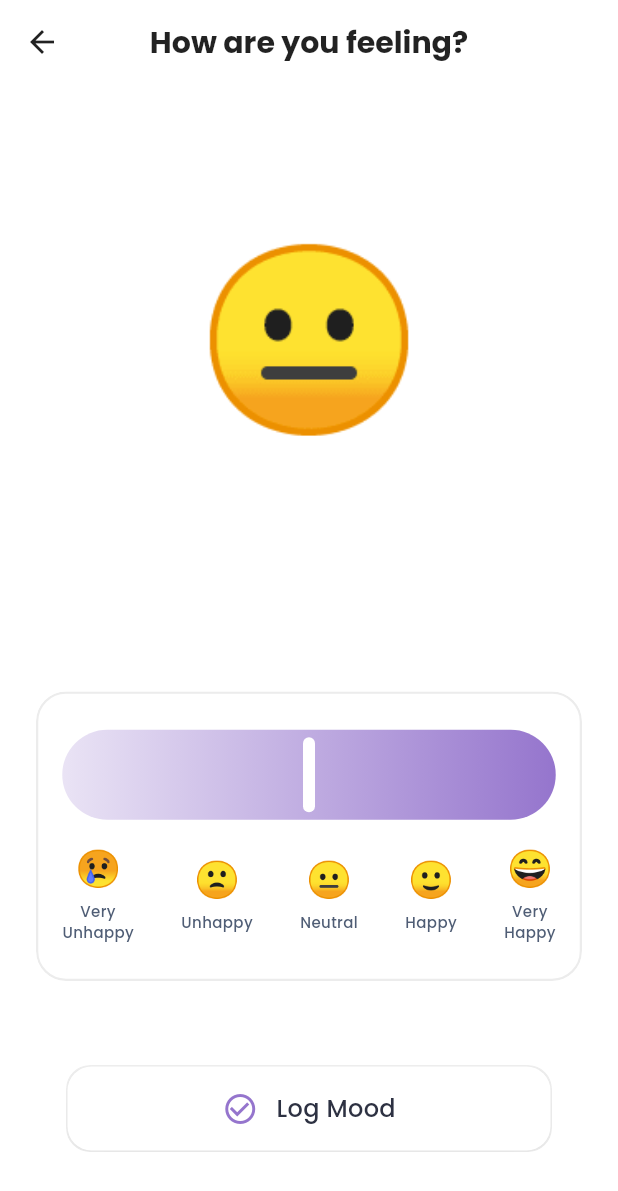
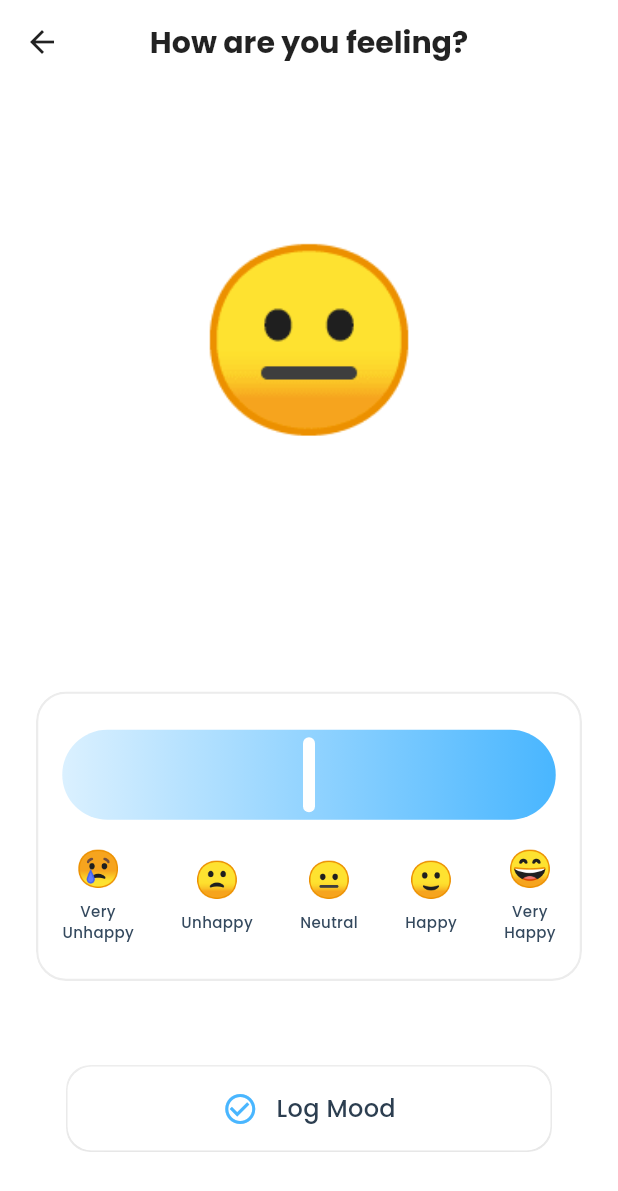
Before and after one commit to Leo-devv/clear-mind, a Flutter app: the screen it shows after launch, after a tap on "How are you feeling today?", on a phone screen of 412 x 824 dp. Shown: the top 1191 px of the screen. Run offline on Flutter 3.47's test engine with Material 3 defaults, Android fonts, the phone set to English and light mode, and no system bars; our stand-ins replace go_router, google_fonts, just_audio, modal_bottom_sheet, table_calendar; Roboto replaces fonts that are missing (Inter).

Commit message:
minimal UI/UX Enhancments

```diff
--- a/lib/styles/colors.dart
+++ b/lib/styles/colors.dart
@@ -7,27 +7,27 @@ class AppColors {
   static const Color bg300 = Color(0xFFD8E1EB);
 
   // Text colors
-  static const Color text100 = Color(0xFF2D3142);
-  static const Color text200 = Color(0xFF4F5D75);
-  static const Color text300 = Color(0xFF868E96);
+  static const Color text100 = Color(0xFF2C3E50);
+  static const Color text200 = Color(0xFF34495E);
+  static const Color text300 = Color(0xFF7F8C8D);
 
   // Primary colors
-  static const Color primary100 = Color(0xFF6A11CB);
-  static const Color primary200 = Color(0xFF5643CC);
-  static const Color primary300 = Color(0xFF4B3CCC);
+  static const Color primary100 = Color(0xFF3498DB);
+  static const Color primary200 = Color(0xFF2980B9);
+  static const Color primary300 = Color(0xFF1E6091);
 
-  // Accent colors (updated to pastel blue)
-  static const Color accent100 = Color(0xFF7E57C2);
-  static const Color accent200 = Color(0xFF9575CD);
-  static const Color accent300 = Color(0xFF66B9FF);
+  // Accent colors
+  static const Color accent100 = Color(0xFF61A3FE);
+  static const Color accent200 = Color.fromARGB(255, 73, 182, 255);
+  static const Color accent300 = Color(0xFF6448FE);
 
   // Semantic colors
-  static const Color success = Color(0xFF8CE99A);
-  static const Color warning = Color(0xFFFFD43B);
-  static const Color error = Color(0xFFFFA8A8);
+  static const Color success = Color(0xFF2ECC71);
+  static const Color warning = Color(0xFFF39C12);
+  static const Color error = Color(0xFFE74C3C);
 
   // Neutral shades
-  static const Color neutral100 = Color(0xFFDEE2E6);
-  static const Color neutral200 = Color(0xFFADB5BD);
-  static const Color neutral300 = Color(0xFF868E96);
+  static const Color neutral100 = Color(0xFFECF0F1);
+  static const Color neutral200 = Color(0xFFBDC3C7);
+  static const Color neutral300 = Color(0xFF95A5A6);
 }
--- a/lib/views/home_screen/body.dart
+++ b/lib/views/home_screen/body.dart
@@ -79,7 +79,7 @@ class HomeScreenBody extends StatelessWidget {
                 ),
                 SizedBox(height: 4),
                 Text(
-                  'Sarah',
+                  'Leo',
                   style: GoogleFonts.poppins(
                     fontSize: 24,
                     fontWeight: FontWeight.bold,
@@ -120,19 +120,18 @@ class HomeScreenBody extends StatelessWidget {
   }
 
   Widget _buildQuickActions(BuildContext context) {
-    // Define a new color palette
     final tileColors = [
-      Color(0xFF64B5F6), // Light Blue
-      Color(0xFF81C784), // Light Green
-      Color(0xFFFFB74D), // Light Orange
-      Color(0xFFBA68C8), // Light Purple
+      [Color(0xFF61A3FE), Color(0xFF63FFD5)],
+      [Color(0xFF61A3FE), Color(0xFF63FFD5)],
+      [Color(0xFF61A3FE), Color(0xFF63FFD5)],
+      [Color(0xFF61A3FE), Color(0xFF63FFD5)],
     ];
 
     return Column(
       crossAxisAlignment: CrossAxisAlignment.start,
       children: [
         Text(
-          'Explore',
+          'Heal',
           style: GoogleFonts.poppins(
             fontSize: 24,
             fontWeight: FontWeight.bold,
@@ -214,16 +213,40 @@ class HomeScreenBody extends StatelessWidget {
     IconData icon,
     String label,
     String route,
-    Color color, {
+    List<Color> colors, {
     required double height,
   }) {
     return GestureDetector(
       onTap: () => context.go(route),
       child: Container(
         height: height,
-        child: CustomPaint(
-          painter: QuickActionPainter(color),
-          child: Padding(
+        decoration: BoxDecoration(
+          gradient: LinearGradient(
+            begin: Alignment.topLeft,
+            end: Alignment.bottomRight,
+            colors: colors,
+          ),
+          borderRadius: BorderRadius.circular(20),
+          boxShadow: [
+            BoxShadow(
+              color: colors[0].withOpacity(0.3),
+              blurRadius: 10,
+              offset: Offset(0, 4),
+            ),
+          ],
+        ),
+        child: Stack(
+          children: [
+            Positioned(
+              right: -20,
+              bottom: -20,
+              child: Icon(
+                icon,
+                size: height * 0.8,
+                color: Colors.white.withOpacity(0.6),
+              ),
+            ),
+            Padding(
               padding: const EdgeInsets.all(16.0),
               child: Column(
                 crossAxisAlignment: CrossAxisAlignment.start,
@@ -252,6 +275,7 @@ class HomeScreenBody extends StatelessWidget {
                 ],
               ),
             ),
+          ],
         ),
       ),
     );
--- a/lib/views/home_screen/home_screen.dart
+++ b/lib/views/home_screen/home_screen.dart
@@ -11,7 +11,7 @@ class HomeScreen extends StatelessWidget {
   @override
   Widget build(BuildContext context) {
     return const Scaffold(
-      backgroundColor: Colors.transparent,
+      backgroundColor: HomeTheme.background,
       body: SafeArea(
         bottom: false,
         child: HomeScreenBody(),
--- a/lib/views/tab_screen.dart
+++ b/lib/views/tab_screen.dart
@@ -42,14 +42,13 @@ class _TabScreenState extends State<TabScreen> {
       child: ClipRRect(
         borderRadius: BorderRadius.circular(24),
         child: BackdropFilter(
-          filter: ImageFilter.blur(sigmaX: 10, sigmaY: 10),
+          filter: ImageFilter.blur(sigmaX: 5, sigmaY: 5),
           child: Container(
             height: 64,
             decoration: BoxDecoration(
-              color: Colors.white.withOpacity(0.2),
+              color: Colors.white.withOpacity(0.5),
               borderRadius: BorderRadius.circular(24),
-              border:
-                  Border.all(color: Colors.white.withOpacity(0.2), width: 1),
+              border: Border.all(color: Colors.grey.withOpacity(0.3), width: 1),
             ),
             child: Padding(
               padding: const EdgeInsets.symmetric(horizontal: 30),
@@ -84,7 +83,7 @@ class _TabScreenState extends State<TabScreen> {
         padding: const EdgeInsets.all(12),
         decoration: BoxDecoration(
           color: isSelected
-              ? AppColors.accent100.withOpacity(0.3)
+              ? AppColors.accent100.withOpacity(0.4)
               : Colors.transparent,
           borderRadius: BorderRadius.circular(16),
         ),
@@ -102,19 +101,19 @@ class _TabScreenState extends State<TabScreen> {
     return ClipRRect(
       borderRadius: BorderRadius.circular(borderRadius),
       child: BackdropFilter(
-        filter: ImageFilter.blur(sigmaX: 10, sigmaY: 10),
+        filter: ImageFilter.blur(sigmaX: 5, sigmaY: 5),
         child: Container(
           decoration: BoxDecoration(
-            color: Colors.white.withOpacity(0.8),
+            color: Colors.white.withOpacity(0.6),
             borderRadius: BorderRadius.circular(borderRadius),
             border:
-                Border.all(color: Colors.white.withOpacity(0.2), width: 1.5),
+                Border.all(color: Colors.white.withOpacity(0.3), width: 1.5),
             boxShadow: [
               BoxShadow(
-                color: Colors.black.withOpacity(0.05),
-                blurRadius: 10,
+                color: Colors.black.withOpacity(0.03),
+                blurRadius: 8,
                 spreadRadius: 0,
-                offset: const Offset(0, 4),
+                offset: const Offset(0, 2),
               ),
             ],
           ),
--- a/lib/widgets/tiles/mood_check_widget.dart
+++ b/lib/widgets/tiles/mood_check_widget.dart
@@ -115,34 +115,26 @@ class MoodCheckPainter extends CustomPainter {
     final rect = Rect.fromLTWH(0, 0, size.width, size.height);
     final rRect = RRect.fromRectAndRadius(rect, Radius.circular(20));
 
-    // Use the bluish gradient from the third featured tile
-    final gradient = LinearGradient(
-      begin: Alignment.topLeft,
-      end: Alignment.bottomRight,
-      colors: [Color(0xFF61A3FE), Color(0xFF63FFD5)],
-    );
-
-    final paint = Paint()..shader = gradient.createShader(rect);
+    // Use a solid color instead of a gradient
+    final paint = Paint()..color = Color(0xFF3498DB); // A calming blue color
 
     canvas.drawRRect(rRect, paint);
 
-    // Draw multiple wavy lines with varying opacity
-    for (var i = 0; i < 4; i++) {
-      _drawWavyLine(canvas, size, i * 0.2, (i + 1) * 0.05);
-    }
+    // Add a subtle overlay for depth
+    final overlayPaint = Paint()
+      ..color = Colors.white.withOpacity(0.05)
+      ..style = PaintingStyle.fill;
 
-    // Add a subtle glow effect
-    final glowPaint = Paint()
-      ..color = Colors.white.withOpacity(0.1)
-      ..maskFilter = MaskFilter.blur(BlurStyle.normal, 20);
-    canvas.drawCircle(
-      Offset(size.width * 0.8, size.height * 0.2),
-      size.width * 0.3,
-      glowPaint,
+    canvas.drawRRect(
+      RRect.fromRectAndRadius(
+        Rect.fromLTWH(0, size.height * 0.6, size.width, size.height * 0.4),
+        Radius.circular(20),
+      ),
+      overlayPaint,
     );
 
-    // Draw decorative shapes
-    _drawDecorativeShapes(canvas, size);
+    // Add a single, subtle wavy line
+    _drawWavyLine(canvas, size, 0.7, 0.1);
   }
 
   void _drawWavyLine(Canvas canvas, Size size, double yOffset, double opacity) {
@@ -152,42 +144,13 @@ class MoodCheckPainter extends CustomPainter {
       ..strokeWidth = 1.5;
 
     final path = Path();
-    path.moveTo(0, size.height * (0.2 + yOffset));
+    path.moveTo(0, size.height * yOffset);
     for (var x = 0; x <= size.width; x++) {
-      final y = math.sin((x / size.width) * 4 * math.pi) * 8 +
-          size.height * (0.2 + yOffset);
+      final y =
+          math.sin((x / size.width) * 2 * math.pi) * 8 + size.height * yOffset;
       path.lineTo(x.toDouble(), y);
     }
     canvas.drawPath(path, wavePaint);
-  }
-
-  void _drawDecorativeShapes(Canvas canvas, Size size) {
-    final shapePaint = Paint()
-      ..color = Colors.white.withOpacity(0.1)
-      ..style = PaintingStyle.fill;
-
-    // Draw a larger circle
-    canvas.drawCircle(
-      Offset(size.width * 0.9, size.height * 0.2),
-      size.width * 0.2,
-      shapePaint,
-    );
-
-    // Draw a smaller circle
-    canvas.drawCircle(
-      Offset(size.width * 0.1, size.height * 0.8),
-      size.width * 0.1,
-      shapePaint,
-    );
-
-    // Draw a rounded rectangle
-    final rrectPath = Path()
-      ..addRRect(RRect.fromRectAndRadius(
-        Rect.fromLTWH(size.width * 0.6, size.height * 0.6, size.width * 0.3,
-            size.height * 0.3),
-        Radius.circular(15),
-      ));
-    canvas.drawPath(rrectPath, shapePaint);
   }
 
   @override
```
Also changed, not shown: lib/views/insights_screen/insights_screen.dart (+34 -6 lines), lib/widgets/tiles/activity_summary_widget.dart (+133 -35 lines), lib/widgets/tiles/week_tracker_widget.dart (+5 -4 lines). Lines whose indentation alone changed are shown as unchanged.
